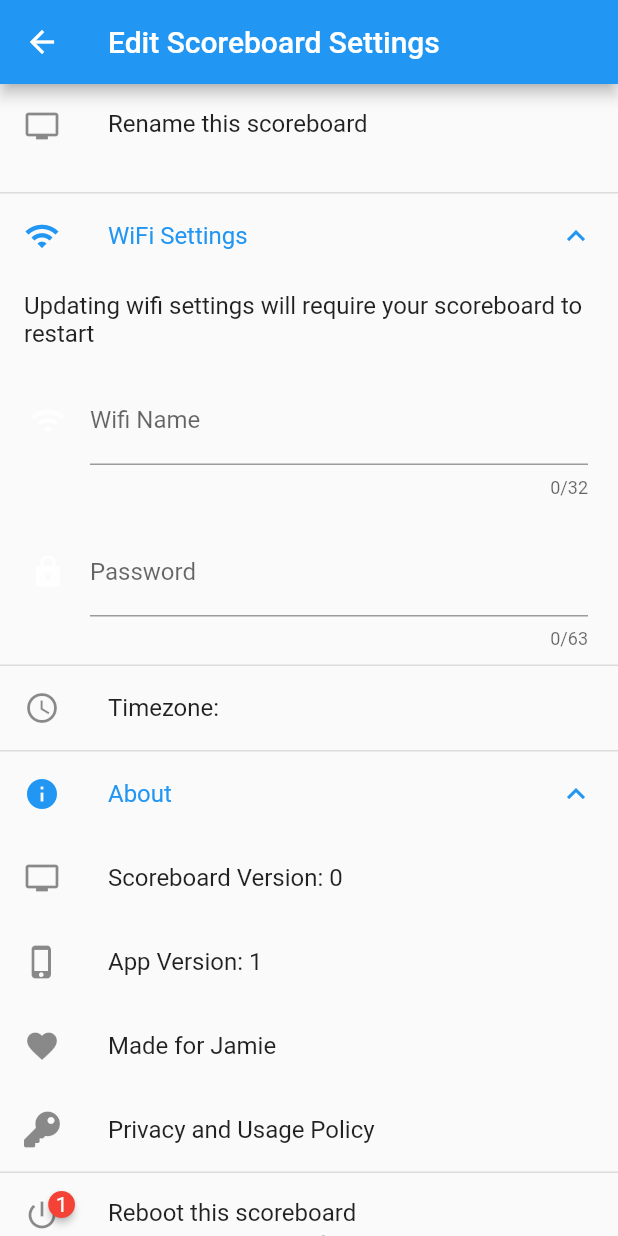
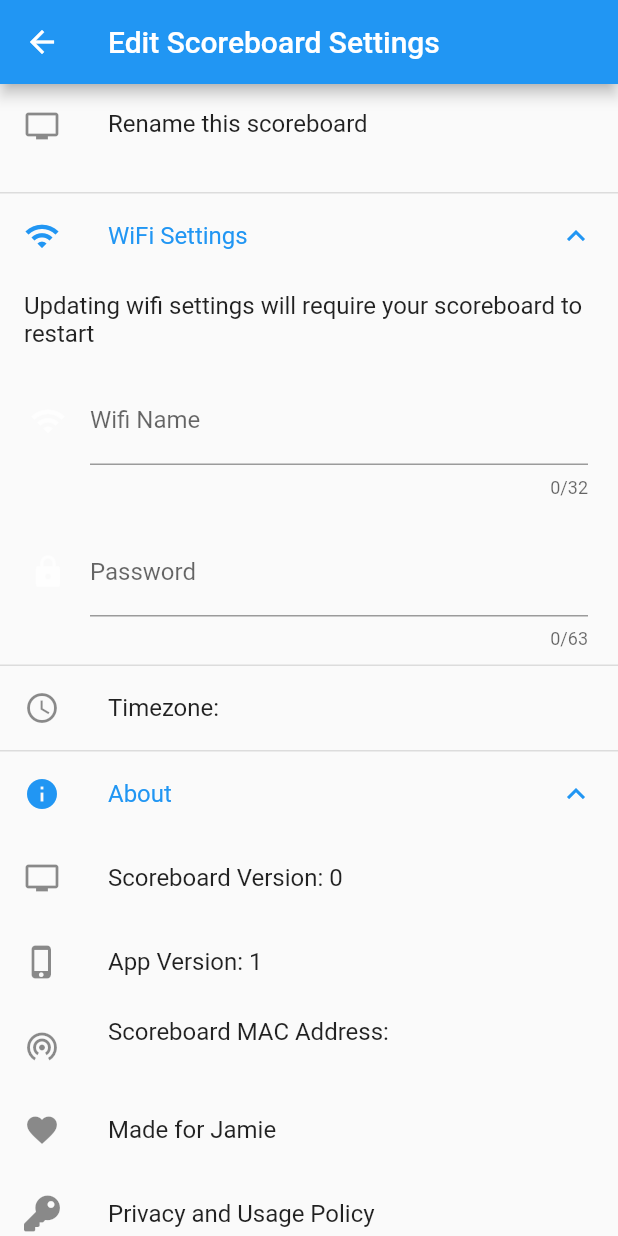
Before and after one commit to SchmidtScoreboard/ScoreboardApp, a Flutter app: the SettingsScreen screen opened directly with empty values, after a tap on "WiFi Settings", after a tap on "About", on a phone screen of 412 x 824 dp. Run offline on Flutter 3.47's test engine with Material 2 defaults, Android fonts, the phone set to English and light mode, and no system bars; drawn by our look-alikes of badges; our stand-ins replace convert, flutter_slidable, font_awesome_flutter, shared_preferences; missing offline and left inert: app_settings, flutter_picker; accounts and stored records are empty.

Commit message:
MAC address

```diff
--- a/lib/models.dart
+++ b/lib/models.dart
@@ -102,6 +102,7 @@ class ScoreboardSettings {
   String name;
   int version;
   String timezone;
+  String macAddress;
 
   ScoreboardSettings(
       {this.activeScreen,
@@ -109,7 +110,8 @@ class ScoreboardSettings {
       this.name,
       this.screens,
       this.version,
-      this.timezone});
+      this.timezone,
+      this.macAddress});
 
   factory ScoreboardSettings.fromJson(Map<String, dynamic> json) {
     List<Screen> screens = [];
@@ -122,7 +124,8 @@ class ScoreboardSettings {
         name: json["name"] ?? "My New Scoreboard",
         screens: screens,
         version: json["version"],
-        timezone: json["timezone"]);
+        timezone: json["timezone"],
+        macAddress: json["mac_address"] ?? "00:00:00:00:00:00");
   }
 
   ScoreboardSettings clone() {
@@ -136,7 +139,8 @@ class ScoreboardSettings {
         name: name,
         version: version,
         screens: new List<Screen>.from(screensCopy),
-        timezone: timezone);
+        timezone: timezone,
+        macAddress: macAddress);
   }
 
   bool clientNeedsUpdate() {
@@ -152,6 +156,7 @@ class ScoreboardSettings {
         this.screenOn == other.screenOn &&
         this.name == other.name &&
         this.timezone == other.timezone &&
+        this.macAddress == other.macAddress &&
         listEquals(this.screens, other.screens);
   }
 
@@ -166,6 +171,7 @@ class ScoreboardSettings {
     for (Screen s in screens) {
       ret["screens"].add(s.toJson());
     }
+    ret["mac_address"] = macAddress;
     return ret;
   }
 }
--- a/lib/settings.dart
+++ b/lib/settings.dart
@@ -246,6 +246,10 @@ class SettingsScreenState extends State<SettingsScreen> {
                       leading: Icon(Icons.phone_iphone),
                       title: Text(
                           "App Version: ${ScoreboardSettings.clientVersion}")),
+                  ListTile(
+                      leading: Icon(Icons.wifi_tethering),
+                      title: Text(
+                          "Scoreboard MAC Address:\n${mutableSettings.macAddress}")),
                   ListTile(
                       title: Text("Made for Jamie"),
                       leading: Icon(Icons.favorite)),
```
Also changed, not shown: 1 other file.
